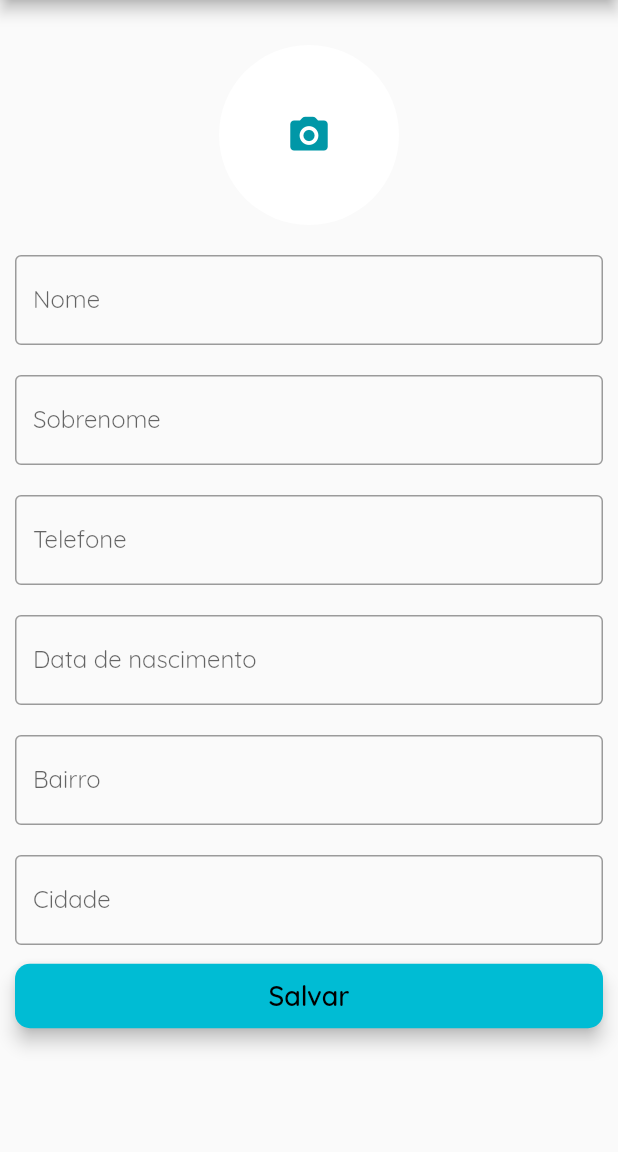
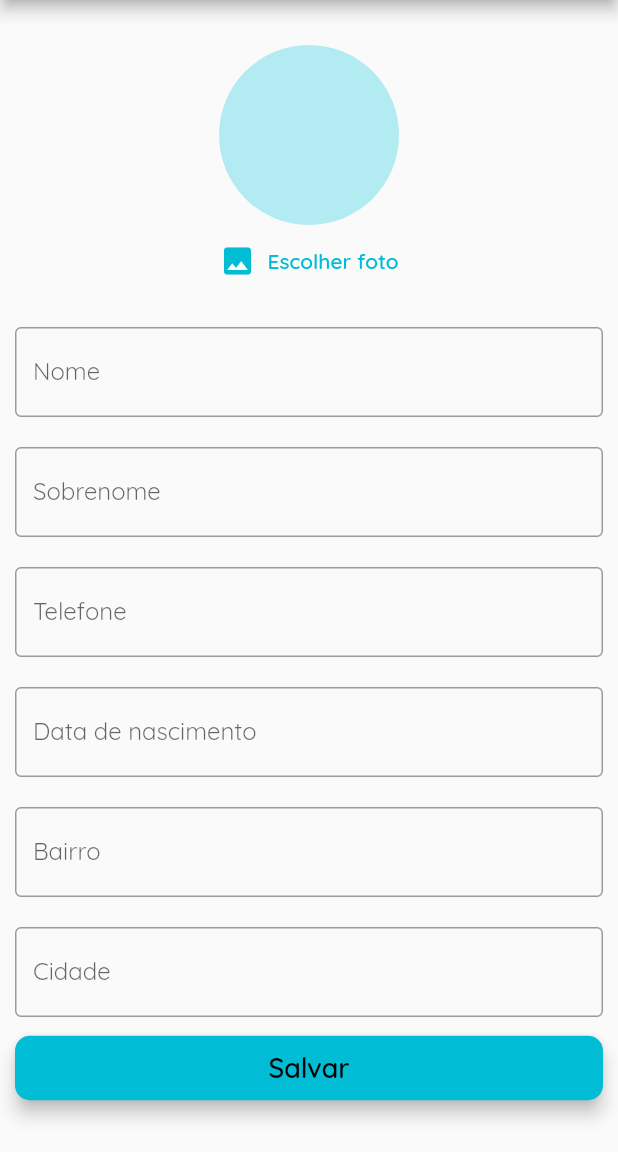
Before and after one commit to dilss/Diet-and-Teeth, a Flutter app: the ProfileEditPage screen opened directly, on a phone screen of 412 x 824 dp, the part 84-1236 px from its top. Run offline on Flutter 3.47's test engine with Material 2 defaults, Android fonts, the phone set to English and light mode, and no system bars; our stand-ins replace charts_flutter, cloud_firestore, connectivity, firebase_auth, firebase_core, flare_flutter and 4 more; missing offline and left inert: flutter_rounded_date_picker; accounts and stored records are empty; project files that could hold a hidden picture were left out.

Commit message:
Image picker working like charm

```diff
--- a/lib/user_profile/profile_info_widget.dart
+++ b/lib/user_profile/profile_info_widget.dart
@@ -24,7 +24,7 @@ class ProfileInfoWidget extends StatelessWidget {
                   radius: 60,
                   backgroundColor: Colors.white,
                   child: Icon(
-                    Icons.camera_alt_rounded,
+                    Icons.image,
                     size: 40,
                   ),
                 ),
--- /dev/null
+++ b/lib/user_profile/user_image_picker.dart
@@ -0,0 +1,66 @@
+import 'dart:io';
+
+import 'package:flutter/material.dart';
+import 'package:image_picker/image_picker.dart';
+
+class UserImagePicker extends StatefulWidget {
+  @override
+  _UserImagePickerState createState() => _UserImagePickerState();
+}
+
+class _UserImagePickerState extends State<UserImagePicker> {
+  PickedFile _pickedImage;
+  Future<void> _pickImage() async {
+    final source = await _chooseSourceDiaolog();
+    final _pickedImageFile = await ImagePicker().getImage(source: source);
+    setState(() {
+      _pickedImage = _pickedImageFile;
+    });
+  }
+
+  Future<ImageSource> _chooseSourceDiaolog() async {
+    return await showDialog<ImageSource>(
+      context: context,
+      barrierDismissible: true,
+      builder: (context) => SimpleDialog(
+        elevation: 5,
+        shape: RoundedRectangleBorder(
+          borderRadius: BorderRadius.circular(10),
+        ),
+        children: [
+          TextButton.icon(
+            onPressed: () => Navigator.of(context).pop(ImageSource.camera),
+            icon: Icon(Icons.camera_alt_rounded),
+            label: Text('Câmera'),
+          ),
+          TextButton.icon(
+            onPressed: () => Navigator.of(context).pop(ImageSource.gallery),
+            icon: Icon(Icons.image_rounded),
+            label: Text('Galeria'),
+          )
+        ],
+      ),
+    );
+  }
+
+  @override
+  Widget build(BuildContext context) {
+    return Column(
+      children: [
+        CircleAvatar(
+          radius: 60,
+          backgroundImage: _pickedImage != null
+              ? FileImage(
+                  File(_pickedImage.path),
+                )
+              : null,
+        ),
+        TextButton.icon(
+          onPressed: _pickImage,
+          icon: Icon(Icons.image),
+          label: Text('Escolher foto'),
+        ),
+      ],
+    );
+  }
+}
--- a/lib/user_profile/user_profile_edit_form.dart
+++ b/lib/user_profile/user_profile_edit_form.dart
@@ -1,6 +1,7 @@
 import 'package:connectivity/connectivity.dart';
 import 'package:diet_and_teeth_app/general_use_widgets/widgets_methods.dart';
 import 'package:diet_and_teeth_app/services/database.dart';
+import 'package:diet_and_teeth_app/user_profile/user_image_picker.dart';
 import 'package:diet_and_teeth_app/user_profile/user_profile_model.dart';
 import 'package:mask_text_input_formatter/mask_text_input_formatter.dart';
 
@@ -40,14 +41,7 @@ class UserProfileEditForm extends StatelessWidget {
         children: [
           Padding(
             padding: const EdgeInsets.fromLTRB(0, 30, 0, 10),
-            child: CircleAvatar(
-              radius: 60,
-              backgroundColor: Colors.white,
-              child: Icon(
-                Icons.camera_alt_rounded,
-                size: 30,
-              ),
-            ),
+            child: UserImagePicker(),
           ),
           Container(
             padding: EdgeInsets.all(10),
```
Also changed, not shown: pubspec.yaml (+16 -19 lines), pubspec.lock.
